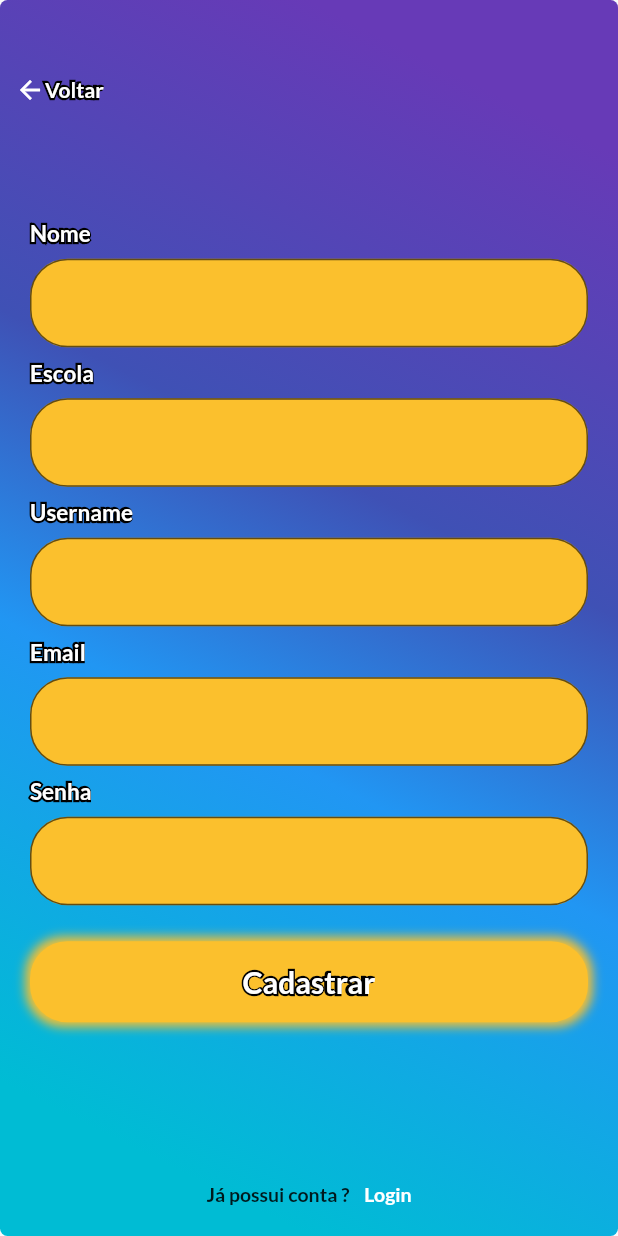
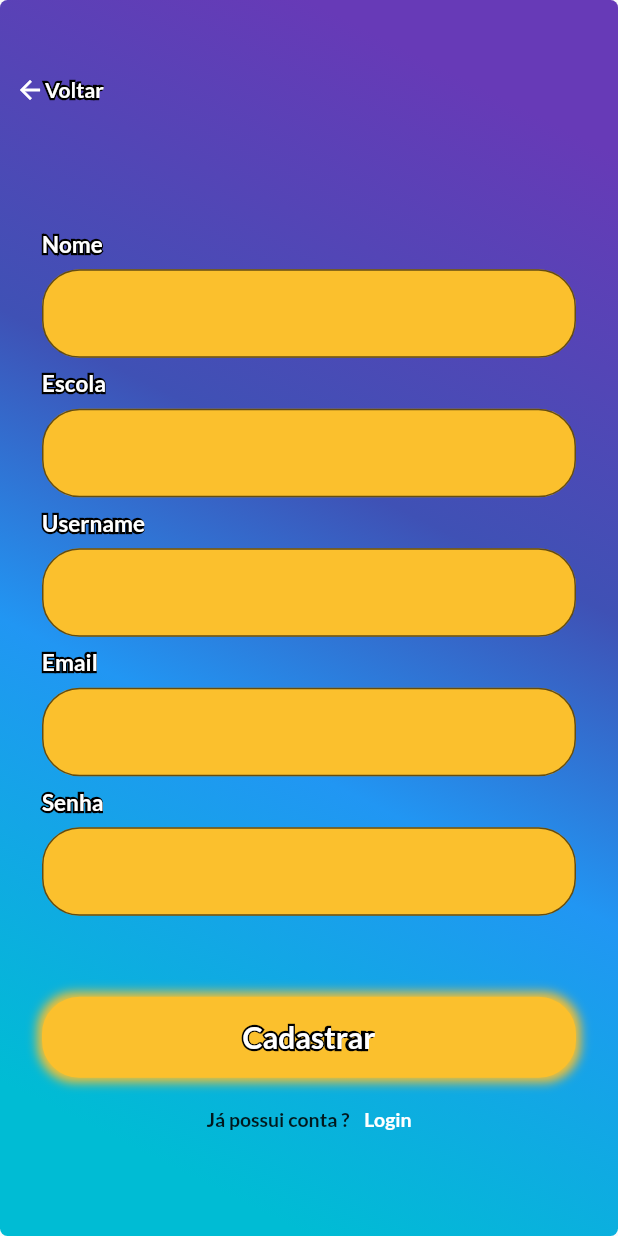
Before and after one commit to PeMatias/OcaViva, a Flutter app: the SignUpPage screen opened directly, on a phone screen of 412 x 824 dp. Run offline on Flutter 3.47's test engine with Material 2 defaults, Android fonts, the phone set to English and light mode, and no system bars; our stand-ins replace google_fonts.

Commit message:
ajuste da tela de registro
Co-authored-by: Pedro Victor Dos Santos Matias <pvsm@icomp.ufam.edu.br>

```diff
--- a/lib/src/signup.dart
+++ b/lib/src/signup.dart
@@ -155,22 +155,32 @@ class _SignUpPageState extends State<SignUpPage> {
 
 
   Widget _emailPasswordWidget() {
-    return Column(
+    return Center(
+      child: ListView(
+      shrinkWrap: true,
+      padding: const EdgeInsets.all(8),
       children: <Widget>[
+
         _entryField("Nome"),
         _entryField("Escola"),
         _entryField("Username"),
         _entryField("Email"),
         _entryField("Senha", isPassword: true),
+        SizedBox(height: 50,),
+         _registerButton(),
+         Align(
+            alignment: Alignment.bottomCenter,
+            child: _loginAccountLabel(),
+          ),
       ],
-    );
+    ));
   }
 
   @override
   Widget build(BuildContext context) {
     return Scaffold(
-      resizeToAvoidBottomInset: false,
-      resizeToAvoidBottomPadding: false,
+      //resizeToAvoidBottomInset: false,
+      //resizeToAvoidBottomPadding: false,
       body: Stack(
         children: <Widget>[
           Container(
@@ -182,30 +192,17 @@ class _SignUpPageState extends State<SignUpPage> {
                     end: Alignment.bottomLeft,
                     stops: [0.1, 0.4, 0.6, 0.9],
                     colors: [ Colors.deepPurple,Colors.indigo, Colors.blue, Colors.cyan ])),
-
               child: Column(
                   crossAxisAlignment: CrossAxisAlignment.center,
                   mainAxisAlignment: MainAxisAlignment.center,
                   children: <Widget>[
-                Expanded(flex: 2, child: SizedBox(),
-                ),
+                    SizedBox(height: 100,),
+                    Expanded(child: _emailPasswordWidget(), ),
                     //Image.asset('assets/images/oca_viva-logo.png',height: 82, width: 81,),
-                _emailPasswordWidget(),
-                SizedBox(
-                  height: 20,
-                ),
-                _registerButton(),
-                Expanded(
-                  flex: 2,
-                  child: SizedBox(),
-                )
                   ],
                 ),
           ),
-          Align(
-            alignment: Alignment.bottomCenter,
-            child: _loginAccountLabel(),
-          ),
+
           Positioned(top: 40, left: 0, child: _backButton()),
           /*Positioned(
               top: -MediaQuery.of(context).size.height * .15,
--- a/lib/src/welcomePage.dart
+++ b/lib/src/welcomePage.dart
@@ -208,9 +208,7 @@ class _WelcomePageState extends State<WelcomePage> {
                 ),
                 _padraoTextoExterno(fraseInicial, tamFonteTexto),
                 _signUpButton(),
-                SizedBox(
-                  height: 20,
-                ),
+                SizedBox( height: 20, ),
                 _padraoTextoExterno("Se já possui conta:\n", tamFonteTexto),
                 _loginButton(),
                 SizedBox(
```
Lines whose indentation alone changed are shown as unchanged.
